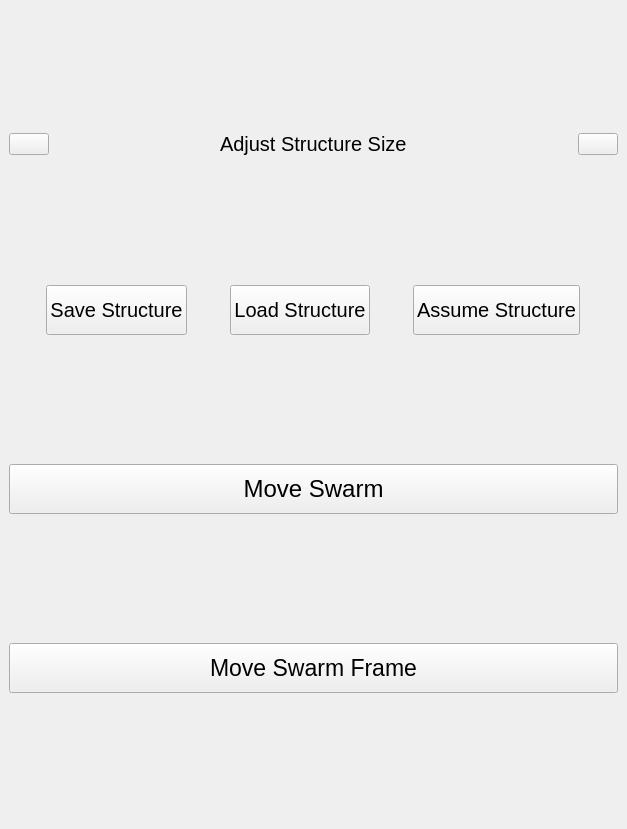
First picture: the form in src/swarm_gui/resource/mainwindow.ui, repository rpiRobotics/ARM-20-02-C-15-Swarm-Robotics, before the edit.
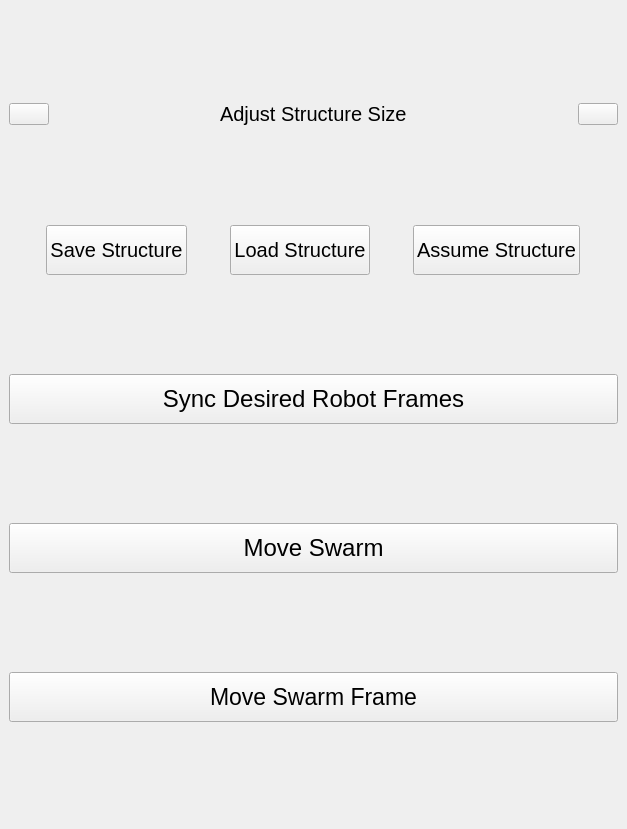
Second picture: the form after the edit.

Commit message: updated gui resizing and added new sync button

Patch:
```diff
--- a/src/swarm_gui/resource/mainwindow.ui
+++ b/src/swarm_gui/resource/mainwindow.ui
@@ -10,31 +10,16 @@
     <height>829</height>
    </rect>
   </property>
-  <property name="sizePolicy">
-   <sizepolicy hsizetype="MinimumExpanding" vsizetype="MinimumExpanding">
-    <horstretch>0</horstretch>
-    <verstretch>0</verstretch>
-   </sizepolicy>
-  </property>
   <property name="windowTitle">
    <string>MainWindow</string>
   </property>
   <widget class="QWidget" name="centralwidget">
-   <property name="sizePolicy">
-    <sizepolicy hsizetype="MinimumExpanding" vsizetype="MinimumExpanding">
-     <horstretch>0</horstretch>
-     <verstretch>0</verstretch>
-    </sizepolicy>
-   </property>
    <layout class="QVBoxLayout" name="verticalLayout_2">
     <property name="sizeConstraint">
      <enum>QLayout::SetDefaultConstraint</enum>
     </property>
     <item>
      <layout class="QVBoxLayout" name="verticalLayout">
-      <property name="sizeConstraint">
-       <enum>QLayout::SetNoConstraint</enum>
-      </property>
       <item>
        <layout class="QHBoxLayout" name="Frameresizinglayout"/>
       </item>
@@ -108,9 +93,6 @@
       </item>
       <item>
        <layout class="QHBoxLayout" name="horizontalLayout">
-        <property name="sizeConstraint">
-         <enum>QLayout::SetNoConstraint</enum>
-        </property>
         <item>
          <widget class="QPushButton" name="Savestructure">
           <property name="sizePolicy">
@@ -185,6 +167,24 @@
         </item>
        </layout>
       </item>
+      <item>
+       <widget class="QPushButton" name="syncFrames">
+        <property name="minimumSize">
+         <size>
+          <width>50</width>
+          <height>50</height>
+         </size>
+        </property>
+        <property name="font">
+         <font>
+          <pointsize>18</pointsize>
+         </font>
+        </property>
+        <property name="text">
+         <string>Sync Desired Robot Frames</string>
+        </property>
+       </widget>
+      </item>
       <item>
        <widget class="QPushButton" name="Moveswarm">
         <property name="minimumSize">
```
Left out of the diff: 6 changed lines with no effect on the pictures. The commit also changes 3 other files.
